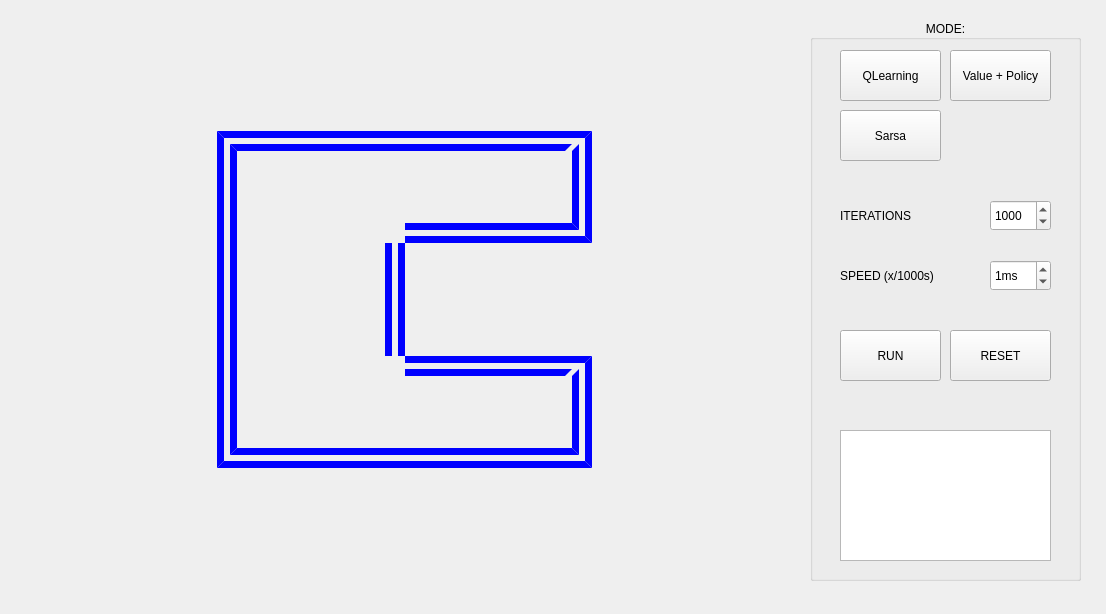
First picture: the form in QTminiPacman/MainWindow.ui, repository adacienciala/Reinforcement_Learning, before the edit.
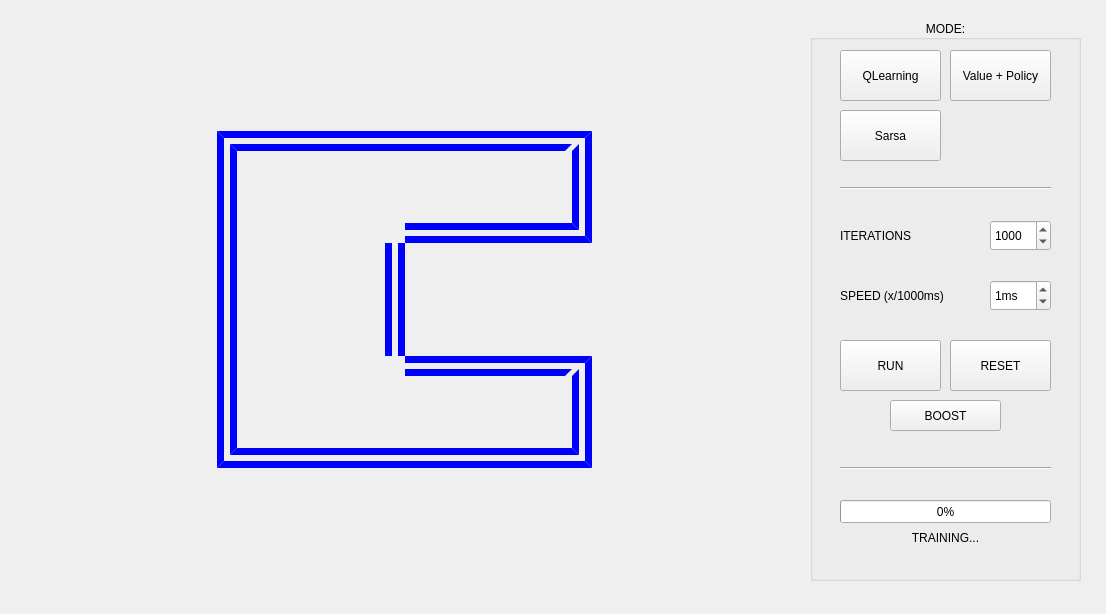
Second picture: the form after the edit.

Commit message: Update QTminiPacman | ⟳GUI ⟳mdp

The edit to the form file:
```diff
--- a/QTminiPacman/MainWindow.ui
+++ b/QTminiPacman/MainWindow.ui
@@ -548,7 +548,7 @@
      <property name="geometry">
       <rect>
        <x>30</x>
-       <y>180</y>
+       <y>200</y>
        <width>141</width>
        <height>31</height>
       </rect>
@@ -645,13 +645,16 @@
      <property name="geometry">
       <rect>
        <x>180</x>
-       <y>180</y>
+       <y>200</y>
        <width>61</width>
        <height>31</height>
       </rect>
      </property>
      <property name="maximum">
-      <number>25000</number>
+      <number>100000</number>
+     </property>
+     <property name="singleStep">
+      <number>1000</number>
      </property>
      <property name="value">
       <number>1000</number>
@@ -661,7 +664,7 @@
      <property name="geometry">
       <rect>
        <x>30</x>
-       <y>240</y>
+       <y>260</y>
        <width>141</width>
        <height>31</height>
       </rect>
@@ -673,14 +676,14 @@
       <enum>QFrame::Plain</enum>
      </property>
      <property name="text">
-      <string>SPEED (x/1000s)</string>
+      <string>SPEED (x/1000ms)</string>
      </property>
     </widget>
     <widget class="QSpinBox" name="SpeedSpinBox">
      <property name="geometry">
       <rect>
        <x>180</x>
-       <y>240</y>
+       <y>260</y>
        <width>61</width>
        <height>31</height>
       </rect>
@@ -714,7 +717,7 @@
      <property name="geometry">
       <rect>
        <x>30</x>
-       <y>310</y>
+       <y>320</y>
        <width>101</width>
        <height>51</height>
       </rect>
@@ -739,7 +742,7 @@
      <property name="geometry">
       <rect>
        <x>140</x>
-       <y>310</y>
+       <y>320</y>
        <width>101</width>
        <height>51</height>
       </rect>
@@ -763,14 +766,93 @@
       <bool>false</bool>
      </property>
     </widget>
-    <widget class="QTextBrowser" name="textBrowser">
+    <widget class="QProgressBar" name="progressBar">
      <property name="geometry">
       <rect>
        <x>30</x>
-       <y>410</y>
+       <y>480</y>
        <width>211</width>
-       <height>131</height>
+       <height>23</height>
       </rect>
+     </property>
+     <property name="maximum">
+      <number>1000</number>
+     </property>
+     <property name="value">
+      <number>0</number>
+     </property>
+     <property name="alignment">
+      <set>Qt::AlignCenter</set>
+     </property>
+     <property name="format">
+      <string>%p%</string>
+     </property>
+    </widget>
+    <widget class="QLabel" name="trainLabel">
+     <property name="geometry">
+      <rect>
+       <x>30</x>
+       <y>510</y>
+       <width>211</width>
+       <height>16</height>
+      </rect>
+     </property>
+     <property name="text">
+      <string>TRAINING...</string>
+     </property>
+     <property name="alignment">
+      <set>Qt::AlignCenter</set>
+     </property>
+    </widget>
+    <widget class="Line" name="line">
+     <property name="geometry">
+      <rect>
+       <x>30</x>
+       <y>160</y>
+       <width>211</width>
+       <height>16</height>
+      </rect>
+     </property>
+     <property name="orientation">
+      <enum>Qt::Horizontal</enum>
+     </property>
+    </widget>
+    <widget class="Line" name="line_2">
+     <property name="geometry">
+      <rect>
+       <x>30</x>
+       <y>440</y>
+       <width>211</width>
+       <height>16</height>
+      </rect>
+     </property>
+     <property name="orientation">
+      <enum>Qt::Horizontal</enum>
+     </property>
+    </widget>
+    <widget class="QPushButton" name="BoostButton">
+     <property name="geometry">
+      <rect>
+       <x>80</x>
+       <y>380</y>
+       <width>111</width>
+       <height>31</height>
+      </rect>
+     </property>
+     <property name="text">
+      <string>BOOST</string>
+     </property>
+     <property name="checkable">
+      <bool>true</bool>
+     </property>
+     <property name="autoDefault">
+      <bool>false</bool>
+     </property>
+     <property name="default">
+      <bool>false</bool>
+     </property>
+     <property name="flat">
+      <bool>false</bool>
      </property>
     </widget>
    </widget>
```
The commit also changes 7 other files.
